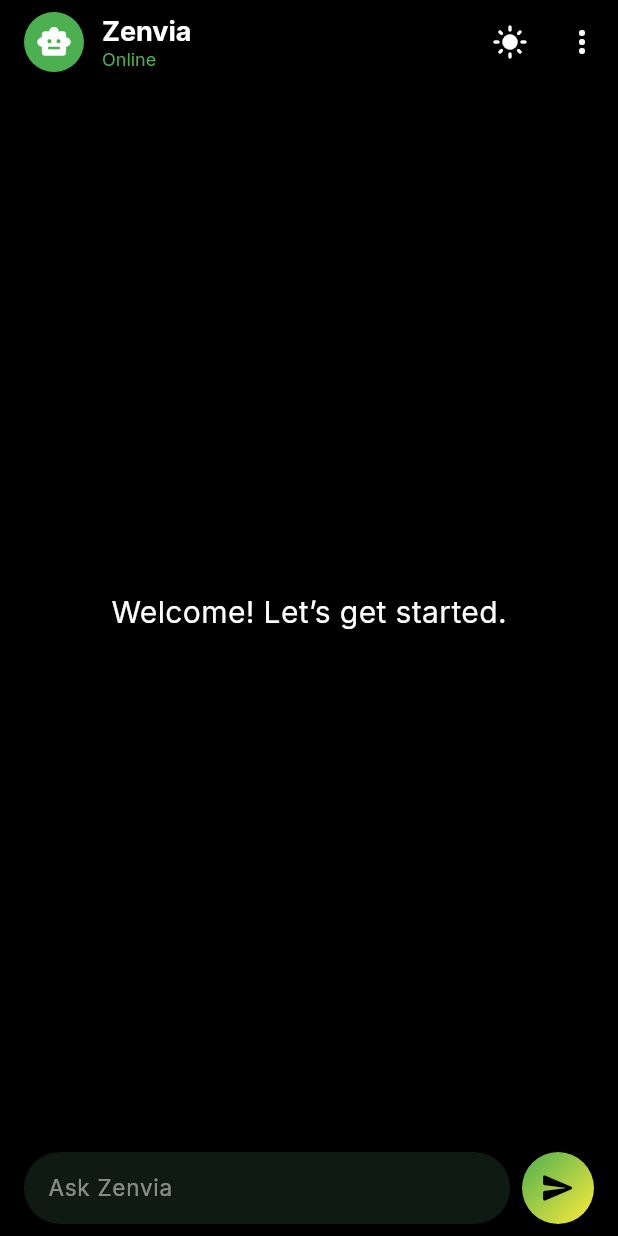
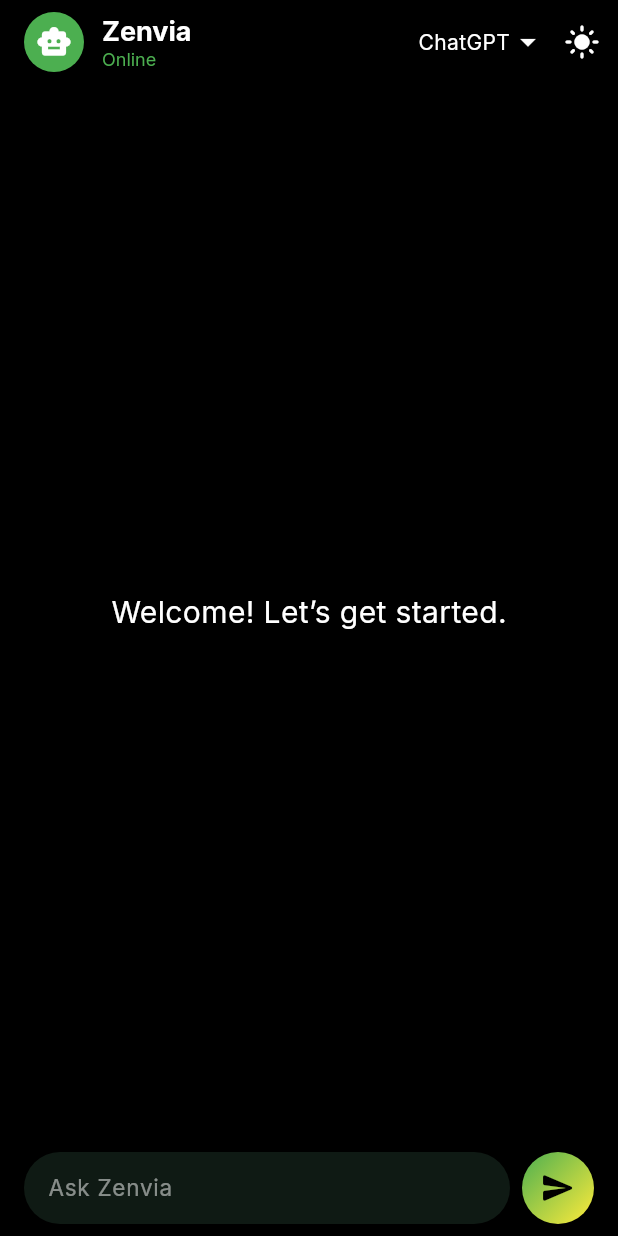
Before and after one commit to Ananduudayan180/flutter-ai-bot, a Flutter app: the ChatView screen opened directly, on a phone screen of 412 x 824 dp. Run offline on Flutter 3.47's test engine with Material 3 defaults, Android fonts, the phone set to English and light mode, and no system bars; our stand-ins replace flutter_dotenv, flutter_riverpod, google_fonts, google_generative_ai, shared_preferences; accounts and stored records are empty.

Commit message:
feat(chat): add AI model switching functionality in ChatNotifier

```diff
--- a/lib/features/chat/presentation/providers/chat_notifier.dart
+++ b/lib/features/chat/presentation/providers/chat_notifier.dart
@@ -7,6 +7,10 @@ class ChatNotifier extends Notifier<ChatState> {
   @override
   ChatState build() {
     return ChatState();
+  }
+
+  void switchAi(CurrentAi currentAi) {
+    state = state.copyWith(currentAi: currentAi);
   }
 
   Future<void> fetchGeminiResponse(String prompt) async {
--- a/lib/features/chat/presentation/providers/chat_state.dart
+++ b/lib/features/chat/presentation/providers/chat_state.dart
@@ -4,22 +4,28 @@ class ChatState {
   final List<AiChatModel> messages;
   final bool isLoading;
   final String? errorMsg;
+  final CurrentAi currentAi;
 
   const ChatState({
     this.messages = const [],
     this.isLoading = false,
     this.errorMsg,
+    this.currentAi = CurrentAi.chatGPT,
   });
 
   ChatState copyWith({
     List<AiChatModel>? messages,
     bool? isLoading,
     String? errorMsg,
+    CurrentAi? currentAi,
   }) {
     return ChatState(
       messages: messages ?? this.messages,
       isLoading: isLoading ?? this.isLoading,
       errorMsg: errorMsg ?? this.errorMsg,
+      currentAi: currentAi ?? this.currentAi,
     );
   }
 }
+
+enum CurrentAi { chatGPT, gemini }
--- a/lib/features/chat/presentation/widgets/chat_app_bar.dart
+++ b/lib/features/chat/presentation/widgets/chat_app_bar.dart
@@ -1,5 +1,7 @@
 import 'package:flutter/material.dart';
 import 'package:flutter_ai_bot/core/theme/theme_mode_notifier.dart';
+import 'package:flutter_ai_bot/features/chat/presentation/providers/chat_notifier.dart';
+import 'package:flutter_ai_bot/features/chat/presentation/providers/chat_state.dart';
 import 'package:flutter_riverpod/flutter_riverpod.dart';
 
 class ChatAppBar extends ConsumerWidget implements PreferredSizeWidget {
@@ -12,6 +14,7 @@ class ChatAppBar extends ConsumerWidget implements PreferredSizeWidget {
   Widget build(BuildContext context, WidgetRef ref) {
     final colorScheme = Theme.of(context).colorScheme;
     final themeMode = ref.read(themeModeProvider);
+    final chatState = ref.watch(chatProvider);
     return AppBar(
       title: Row(
         children: [
@@ -37,14 +40,50 @@ class ChatAppBar extends ConsumerWidget implements PreferredSizeWidget {
           ),
         ],
       ),
+      //Switch AI's
       actions: [
+        PopupMenuButton<CurrentAi>(
+          initialValue: CurrentAi.chatGPT,
+          clipBehavior: Clip.antiAlias,
+          menuPadding: EdgeInsets.zero,
+          padding: EdgeInsets.zero,
+          color: colorScheme.surface,
+          shape: RoundedRectangleBorder(
+            borderRadius: BorderRadius.circular(20),
+          ),
+          icon: Row(
+            children: [
+              chatState.currentAi == CurrentAi.chatGPT
+                  ? Text('ChatGPT')
+                  : Text('Gemini'),
+              Icon(Icons.arrow_drop_down),
+            ],
+          ),
+          onSelected: (currentAi) =>
+              ref.read(chatProvider.notifier).switchAi(currentAi),
+          itemBuilder: (context) => [
+            const PopupMenuItem(
+              value: CurrentAi.chatGPT,
+              child: ListTile(
+                title: Text('ChatGPT'),
+                subtitle: Text('GPT-5.6'),
+              ),
+            ),
+            const PopupMenuItem(
+              value: CurrentAi.gemini,
+              child: ListTile(
+                title: Text('Gemini'),
+                subtitle: Text('3.5-flash-lite'),
+              ),
+            ),
+          ],
+        ),
         IconButton(
           icon: Icon(
             themeMode == ThemeMode.light ? Icons.dark_mode : Icons.light_mode,
           ),
           onPressed: () => ref.read(themeModeProvider.notifier).toggleTheme(),
         ),
-        IconButton(icon: Icon(Icons.more_vert), onPressed: () {}),
       ],
     );
   }
```
